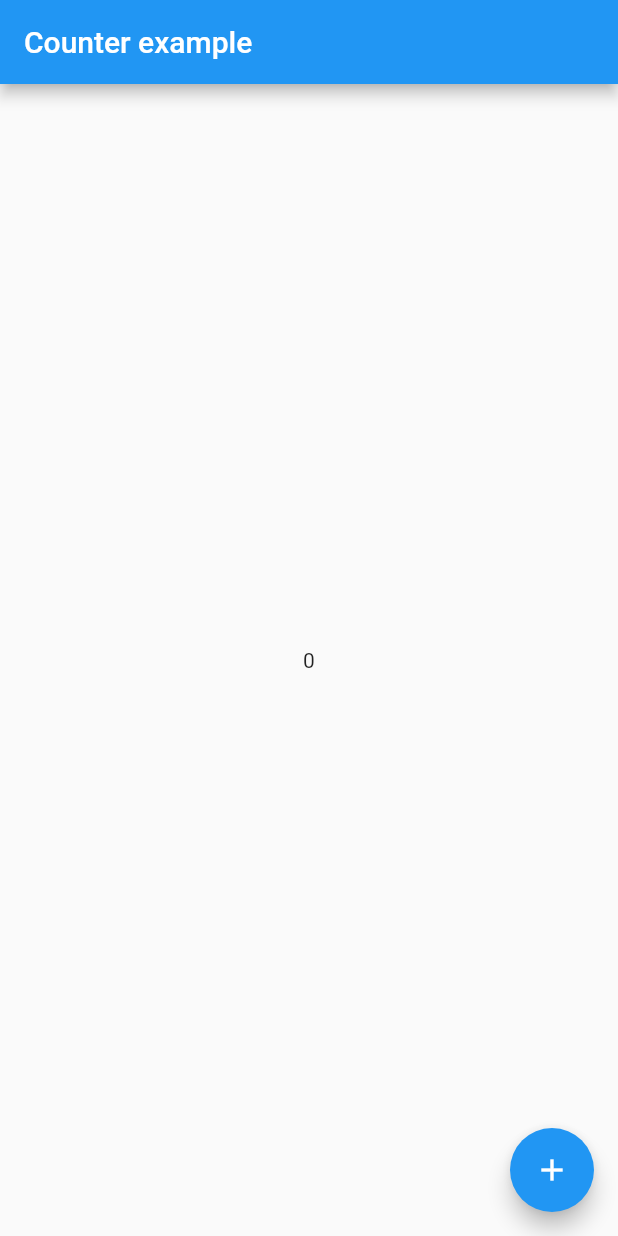
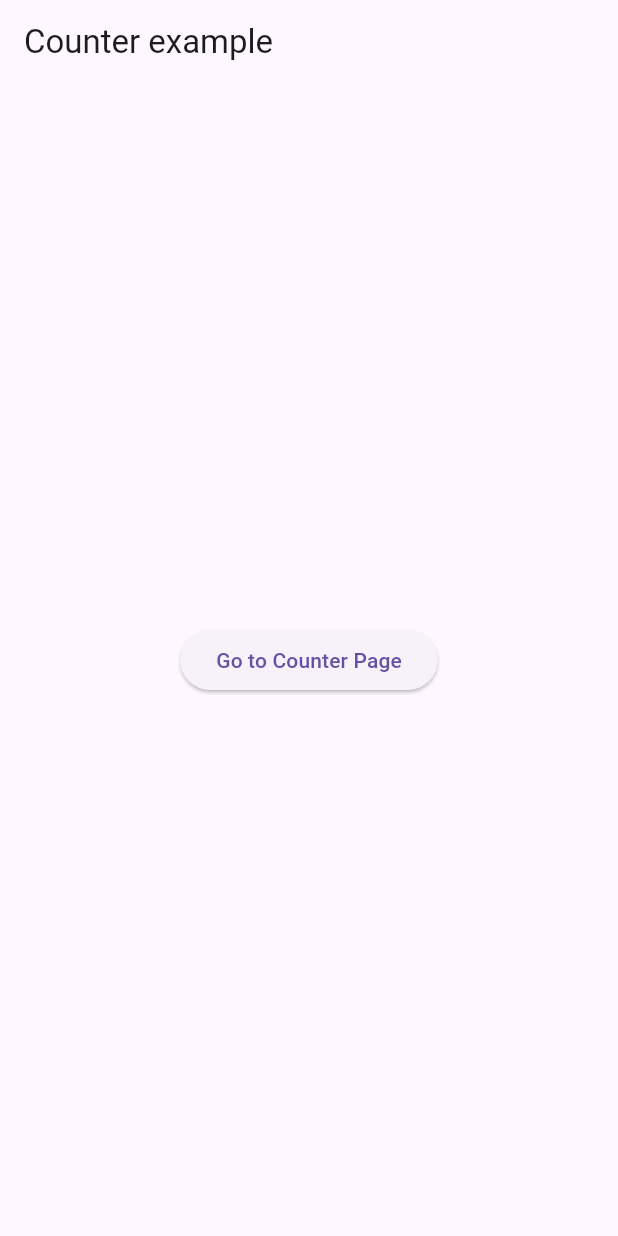
Before and after one commit to ashiqaliaslam/riverpod_practice, a Flutter app: the screen it shows after launch, on a phone screen of 412 x 824 dp. Run offline on Flutter 3.47's test engine with Material 2 defaults, Android fonts, the phone set to English and light mode, and no system bars; our stand-ins replace flutter_riverpod, riverpod_annotation; generated files the repository leaves out were written again.

Commit message:
counter example with reset

```diff
--- /dev/null
+++ b/lib/app.dart
@@ -0,0 +1,15 @@
+import 'package:example1/main.dart';
+import 'package:flutter/material.dart';
+import 'package:flutter_riverpod/flutter_riverpod.dart';
+
+class MyApp extends ConsumerWidget {
+  const MyApp({super.key});
+
+  @override
+  Widget build(BuildContext context, WidgetRef ref) {
+    return MaterialApp(
+      home: const Home(),
+      theme: ThemeData(useMaterial3: true),
+    );
+  }
+}
--- a/lib/main.dart
+++ b/lib/main.dart
@@ -1,69 +1,76 @@
+import 'package:example1/app.dart';
 import 'package:flutter/material.dart';
 import 'package:flutter_riverpod/flutter_riverpod.dart';
 import 'package:riverpod_annotation/riverpod_annotation.dart';
 
 part 'main.g.dart';
 
-// A Counter example implemented with riverpod
-
 void main() {
   runApp(
-    // Adding ProviderScope enables Riverpod for the entire project
     const ProviderScope(child: MyApp()),
   );
 }
 
-// @riverpod
-// int count(CountRef ref) => 0;
-
-class MyApp extends ConsumerWidget {
-  const MyApp({super.key});
-
-  @override
-  Widget build(BuildContext context, WidgetRef ref) {
-    return const MaterialApp(
-      home: Home(),
-    );
-  }
-}
-
-/// Annotating a class by `@riverpod` defines a new shared state for your application,
-/// accessible using the generated [counterProvider].
-/// This class is both responsible for initializing the state (through the [build] method)
-/// and exposing ways to modify it (cf [increment]).
 @riverpod
 class Counter extends _$Counter {
-  /// Classes annotated by `@riverpod` **must** define a [build] function.
-  /// This function is expected to return the initial state of your shared state.
-  /// It is totally acceptable for this function to return a [Future] or [Stream] if you need to.
-  /// You can also freely define parameters on this method.
   @override
   int build() => 0;
 
   void increment() => state++;
 }
 
-// @riverpod
-// int count(CountRef ref, {int id = 42}) {
-//   return 0;
-// }
-
 class Home extends ConsumerWidget {
   const Home({super.key});
 
   @override
   Widget build(BuildContext context, WidgetRef ref) {
-    final countValue = ref.watch(counterProvider);
     return Scaffold(
       appBar: AppBar(title: const Text('Counter example')),
       body: Center(
-        child: Text('${ref.watch(counterProvider)}'),
-      ),
-      floatingActionButton: FloatingActionButton(
-        // The read method is a utility to read a provider without listening to it
-        onPressed: () => ref.read(counterProvider.notifier).increment(),
-        child: const Icon(Icons.add),
+        child: Column(
+          mainAxisAlignment: MainAxisAlignment.center,
+          children: [
+            ElevatedButton(
+                onPressed: () {
+                  Navigator.of(context).push(
+                    MaterialPageRoute(
+                        builder: (context) => const CounterPage()),
+                  );
+                },
+                child: const Text('Go to Counter Page'))
+          ],
+        ),
       ),
     );
   }
 }
+
+class CounterPage extends ConsumerWidget {
+  const CounterPage({Key? key}) : super(key: key);
+
+  @override
+  Widget build(BuildContext context, WidgetRef ref) {
+    // final int counter = ref.watch(counterProvider);
+
+    return Scaffold(
+      appBar: AppBar(
+        title: const Text('Counter'),
+        actions: [
+          IconButton(
+              onPressed: () => ref.invalidate(counterProvider),
+              icon: const Icon(Icons.refresh))
+        ],
+      ),
+      body: Center(
+        child: Text(
+          ref.watch(counterProvider).toString(),
+          style: Theme.of(context).textTheme.displayLarge,
+        ),
+      ),
+      floatingActionButton: FloatingActionButton(
+        child: const Icon(Icons.add),
+        onPressed: () => ref.read(counterProvider.notifier).increment(),
+      ),
+    );
+  }
+}
```
Also changed, not shown: lib/main.g.dart, 1 other file.
